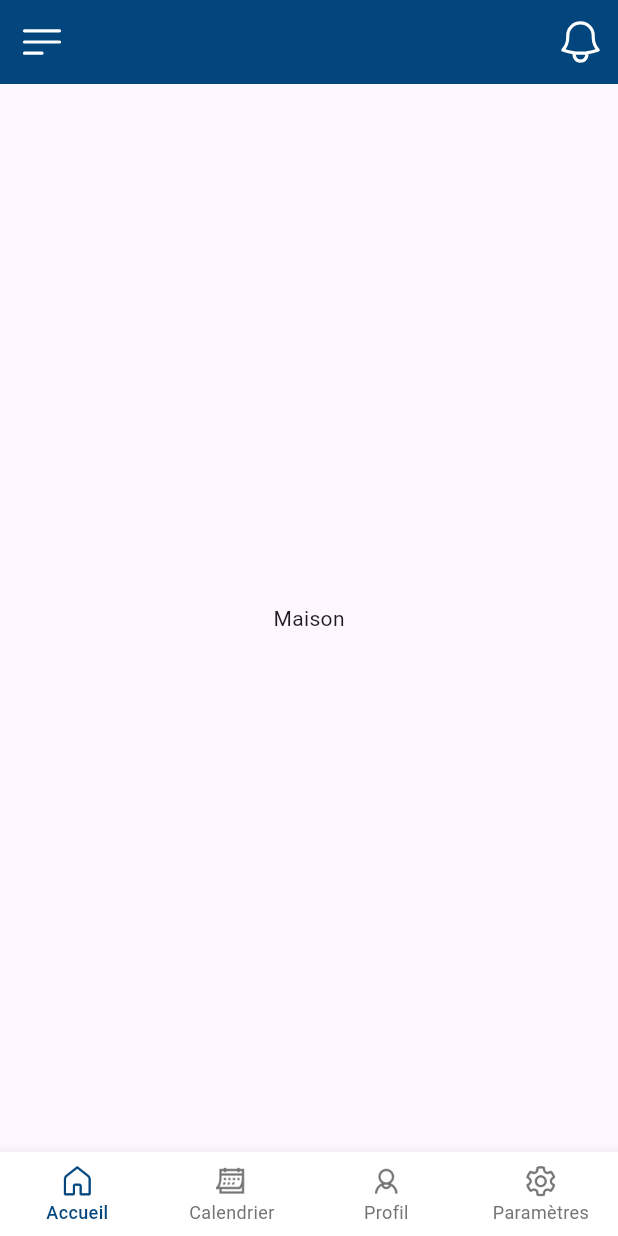
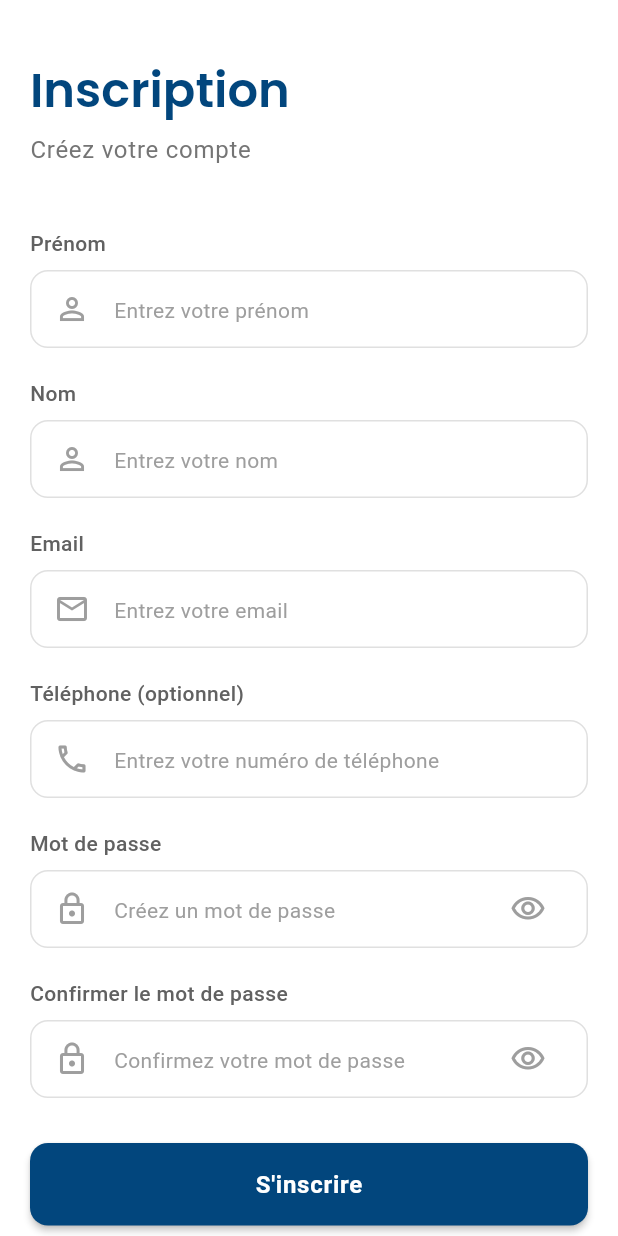
Before and after one commit to hackdave21/rsvapp, a Flutter app: the screen it shows after launch, after a tap on "Commencer", on a phone screen of 412 x 824 dp. Run offline on Flutter 3.47's test engine with Material 3 defaults, Android fonts, the phone set to English and light mode, and no system bars; our stand-ins replace google_fonts, heroicons, shared_preferences.

Commit message:
customtextfield, les pages de logi et register

```diff
--- a/lib/features/presentation/pages/auth/registerpage.dart
+++ b/lib/features/presentation/pages/auth/registerpage.dart
@@ -0,0 +1,298 @@
+import 'package:flutter/material.dart';
+import 'package:rvsapp/core/themes/app_themes.dart';
+import 'package:rvsapp/core/themes/text_styles.dart';
+import 'package:rvsapp/features/presentation/pages/auth/loginpage.dart';
+import 'package:rvsapp/features/presentation/pages/mainhome_screen.dart';
+import 'package:rvsapp/features/presentation/widgets/custom_snackbar.dart';
+import 'package:rvsapp/features/presentation/widgets/custom_text_field.dart';
+
+class RegisterScreen extends StatefulWidget {
+  const RegisterScreen({super.key});
+
+  @override
+  State<RegisterScreen> createState() => _RegisterScreenState();
+}
+
+class _RegisterScreenState extends State<RegisterScreen> {
+  final _formKey = GlobalKey<FormState>();
+  final _firstNameController = TextEditingController();
+  final _lastNameController = TextEditingController();
+  final _emailController = TextEditingController();
+  final _phoneController = TextEditingController();
+  final _passwordController = TextEditingController();
+  final _confirmPasswordController = TextEditingController();
+  bool _isLoading = false;
+  bool _obscurePassword = true;
+  bool _obscureConfirmPassword = true;
+
+  @override
+  void dispose() {
+    _firstNameController.dispose();
+    _lastNameController.dispose();
+    _emailController.dispose();
+    _phoneController.dispose();
+    _passwordController.dispose();
+    _confirmPasswordController.dispose();
+    super.dispose();
+  }
+
+  void _togglePasswordVisibility() {
+    setState(() {
+      _obscurePassword = !_obscurePassword;
+    });
+  }
+
+  void _toggleConfirmPasswordVisibility() {
+    setState(() {
+      _obscureConfirmPassword = !_obscureConfirmPassword;
+    });
+  }
+
+  Future<void> _register() async {
+    if (_formKey.currentState!.validate()) {
+      setState(() {
+        _isLoading = true;
+      });
+
+      // Simuler un appel API
+      await Future.delayed(const Duration(seconds: 2));
+
+      setState(() {
+        _isLoading = false;
+      });
+
+      Navigator.pushReplacement(
+        context,
+        MaterialPageRoute(builder: (context) => const MainhomeScreen()),
+      );
+
+      CustomSnackbar.showSuccess(context, 'Inscription réussie!');
+    }
+  }
+
+  @override
+  Widget build(BuildContext context) {
+    return Scaffold(
+      backgroundColor: AppTheme.white,
+      body: SafeArea(
+        child: SingleChildScrollView(
+          padding: const EdgeInsets.all(20),
+          child: Form(
+            key: _formKey,
+            child: Column(
+              crossAxisAlignment: CrossAxisAlignment.start,
+              children: [
+                const SizedBox(height: 20),
+                // Titre
+                Text(
+                  'Inscription',
+                  style: TextStyles.headlineLarge.copyWith(
+                    color: AppTheme.primaryColor,
+                  ),
+                ),
+                const SizedBox(height: 8),
+                Text(
+                  'Créez votre compte',
+                  style: TextStyles.bodyLarge.copyWith(
+                    color: AppTheme.grey600,
+                  ),
+                ),
+                const SizedBox(height: 40),
+                // Prénom
+                CustomTextField(
+                  controller: _firstNameController,
+                  labelText: 'Prénom',
+                  hintText: 'Entrez votre prénom',
+                  prefixIcon: Icon(
+                    Icons.person_outline,
+                    color: AppTheme.grey500,
+                  ),
+                  validator: (value) {
+                    if (value == null || value.isEmpty) {
+                      return 'Veuillez entrer votre prénom';
+                    }
+                    return null;
+                  },
+                ),
+                const SizedBox(height: 20),
+                // Nom
+                CustomTextField(
+                  controller: _lastNameController,
+                  labelText: 'Nom',
+                  hintText: 'Entrez votre nom',
+                  prefixIcon: Icon(
+                    Icons.person_outline,
+                    color: AppTheme.grey500,
+                  ),
+                  validator: (value) {
+                    if (value == null || value.isEmpty) {
+                      return 'Veuillez entrer votre nom';
+                    }
+                    return null;
+                  },
+                ),
+                const SizedBox(height: 20),
+                // Email
+                CustomTextField(
+                  controller: _emailController,
+                  labelText: 'Email',
+                  hintText: 'Entrez votre email',
+                  keyboardType: TextInputType.emailAddress,
+                  prefixIcon: Icon(
+                    Icons.email_outlined,
+                    color: AppTheme.grey500,
+                  ),
+                  validator: (value) {
+                    if (value == null || value.isEmpty) {
+                      return 'Veuillez entrer votre email';
+                    }
+                    if (!RegExp(r'^[\w-\.]+@([\w-]+\.)+[\w-]{2,4}$')
+                        .hasMatch(value)) {
+                      return 'Veuillez entrer un email valide';
+                    }
+                    return null;
+                  },
+                ),
+                const SizedBox(height: 20),
+                // Téléphone
+                CustomTextField(
+                  controller: _phoneController,
+                  labelText: 'Téléphone (optionnel)',
+                  hintText: 'Entrez votre numéro de téléphone',
+                  keyboardType: TextInputType.phone,
+                  prefixIcon: Icon(
+                    Icons.phone_outlined,
+                    color: AppTheme.grey500,
+                  ),
+                ),
+                const SizedBox(height: 20),
+                // Mot de passe
+                CustomTextField(
+                  controller: _passwordController,
+                  labelText: 'Mot de passe',
+                  hintText: 'Créez un mot de passe',
+                  obscureText: _obscurePassword,
+                  prefixIcon: Icon(
+                    Icons.lock_outline,
+                    color: AppTheme.grey500,
+                  ),
+                  suffixIcon: IconButton(
+                    icon: Icon(
+                      _obscurePassword
+                          ? Icons.visibility_outlined
+                          : Icons.visibility_off_outlined,
+                      color: AppTheme.grey500,
+                    ),
+                    onPressed: _togglePasswordVisibility,
+                  ),
+                  validator: (value) {
+                    if (value == null || value.isEmpty) {
+                      return 'Veuillez créer un mot de passe';
+                    }
+                    if (value.length < 6) {
+                      return 'Le mot de passe doit contenir au moins 6 caractères';
+                    }
+                    return null;
+                  },
+                ),
+                const SizedBox(height: 20),
+                // Confirmation du mot de passe
+                CustomTextField(
+                  controller: _confirmPasswordController,
+                  labelText: 'Confirmer le mot de passe',
+                  hintText: 'Confirmez votre mot de passe',
+                  obscureText: _obscureConfirmPassword,
+                  prefixIcon: Icon(
+                    Icons.lock_outline,
+                    color: AppTheme.grey500,
+                  ),
+                  suffixIcon: IconButton(
+                    icon: Icon(
+                      _obscureConfirmPassword
+                          ? Icons.visibility_outlined
+                          : Icons.visibility_off_outlined,
+                      color: AppTheme.grey500,
+                    ),
+                    onPressed: _toggleConfirmPasswordVisibility,
+                  ),
+                  validator: (value) {
+                    if (value == null || value.isEmpty) {
+                      return 'Veuillez confirmer votre mot de passe';
+                    }
+                    if (value != _passwordController.text) {
+                      return 'Les mots de passe ne correspondent pas';
+                    }
+                    return null;
+                  },
+                ),
+                const SizedBox(height: 30),
+                // Bouton d'inscription
+                SizedBox(
+                  width: double.infinity,
+                  child: ElevatedButton(
+                    onPressed: _isLoading ? null : _register,
+                    style: ElevatedButton.styleFrom(
+                      backgroundColor: AppTheme.primaryColor,
+                      foregroundColor: AppTheme.white,
+                      padding: const EdgeInsets.symmetric(vertical: 16),
+                      shape: RoundedRectangleBorder(
+                        borderRadius: BorderRadius.circular(12),
+                      ),
+                      elevation: 2,
+                    ),
+                    child: _isLoading
+                        ? const SizedBox(
+                            width: 20,
+                            height: 20,
+                            child: CircularProgressIndicator(
+                              strokeWidth: 2,
+                              valueColor: AlwaysStoppedAnimation(Colors.white),
+                            ),
+                          )
+                        : Text(
+                            "S'inscrire",
+                            style: TextStyles.buttonLarge.copyWith(
+                              color: AppTheme.white,
+                            ),
+                          ),
+                  ),
+                ),
+                const SizedBox(height: 30),
+                // Lien vers la connexion
+                Row(
+                  mainAxisAlignment: MainAxisAlignment.center,
+                  children: [
+                    Text(
+                      "Vous avez déjà un compte? ",
+                      style: TextStyles.bodyMedium.copyWith(
+                        color: AppTheme.grey600,
+                      ),
+                    ),
+                    GestureDetector(
+                      onTap: () {
+                        Navigator.pushReplacement(
+                          context,
+                          MaterialPageRoute(
+                            builder: (context) => const LoginScreen(),
+                          ),
+                        );
+                      },
+                      child: Text(
+                        "Se connecter",
+                        style: TextStyles.bodyMedium.copyWith(
+                          color: AppTheme.primaryColor,
+                          fontWeight: FontWeight.w600,
+                        ),
+                      ),
+                    ),
+                  ],
+                ),
+                const SizedBox(height: 40),
+              ],
+            ),
+          ),
+        ),
+      ),
+    );
+  }
+}
--- a/lib/features/presentation/pages/onboarding_screen.dart
+++ b/lib/features/presentation/pages/onboarding_screen.dart
@@ -1,7 +1,7 @@
 import 'package:flutter/material.dart';
 import 'package:rvsapp/core/themes/app_themes.dart';
 import 'package:rvsapp/core/themes/text_styles.dart';
-import 'package:rvsapp/features/presentation/pages/mainhome_screen.dart';
+import 'package:rvsapp/features/presentation/pages/auth/registerpage.dart';
 
 class OnboardingScreen extends StatelessWidget {
   const OnboardingScreen({super.key});
@@ -76,7 +76,7 @@ class OnboardingScreen extends StatelessWidget {
                           onPressed: () {
                             Navigator.pushReplacement(
                               context,
-                              MaterialPageRoute(builder: (context) => const MainhomeScreen()),
+                              MaterialPageRoute(builder: (context) => const RegisterScreen()),
                             );
                           },
                           style: ElevatedButton.styleFrom(
--- a/lib/features/presentation/pages/screens/settings_screen.dart
+++ b/lib/features/presentation/pages/screens/settings_screen.dart
@@ -1,7 +1,7 @@
 import 'package:flutter/material.dart';
 import 'package:rvsapp/core/themes/app_themes.dart';
 import 'package:rvsapp/core/themes/text_styles.dart';
-import 'package:rvsapp/shared/widgets/custom_snackbar.dart';
+import 'package:rvsapp/features/presentation/widgets/custom_snackbar.dart';
 
 class SettingsScreen extends StatefulWidget {
   const SettingsScreen({super.key});
--- a/lib/features/presentation/widgets/custom_text_field.dart
+++ b/lib/features/presentation/widgets/custom_text_field.dart
@@ -0,0 +1,130 @@
+import 'package:flutter/material.dart';
+import 'package:rvsapp/core/themes/app_themes.dart';
+import 'package:rvsapp/core/themes/text_styles.dart';
+
+class CustomTextField extends StatelessWidget {
+  final TextEditingController controller;
+  final String labelText;
+  final String hintText;
+  final bool obscureText;
+  final TextInputType keyboardType;
+  final Widget? prefixIcon;
+  final Widget? suffixIcon;
+  final String? Function(String?)? validator;
+  final void Function(String)? onChanged;
+  final bool enabled;
+  final int? maxLines;
+  final int? minLines;
+
+  const CustomTextField({
+    super.key,
+    required this.controller,
+    required this.labelText,
+    this.hintText = '',
+    this.obscureText = false,
+    this.keyboardType = TextInputType.text,
+    this.prefixIcon,
+    this.suffixIcon,
+    this.validator,
+    this.onChanged,
+    this.enabled = true,
+    this.maxLines = 1,
+    this.minLines,
+  });
+
+  @override
+  Widget build(BuildContext context) {
+    return Column(
+      crossAxisAlignment: CrossAxisAlignment.start,
+      children: [
+        Text(
+          labelText,
+          style: TextStyles.bodyMedium.copyWith(
+            color: AppTheme.grey700,
+            fontWeight: FontWeight.w500,
+          ),
+        ),
+        const SizedBox(height: 8),
+        TextFormField(
+          controller: controller,
+          obscureText: obscureText,
+          keyboardType: keyboardType,
+          validator: validator,
+          onChanged: onChanged,
+          enabled: enabled,
+          maxLines: maxLines,
+          minLines: minLines,
+          style: TextStyles.bodyLarge.copyWith(
+            color: enabled ? AppTheme.grey900 : AppTheme.grey500,
+          ),
+          decoration: InputDecoration(
+            hintText: hintText,
+            hintStyle: TextStyles.bodyMedium.copyWith(
+              color: AppTheme.grey500,
+            ),
+            prefixIcon: prefixIcon != null
+                ? Padding(
+                    padding: const EdgeInsets.only(left: 16, right: 12),
+                    child: prefixIcon,
+                  )
+                : null,
+            suffixIcon: suffixIcon != null
+                ? Padding(
+                    padding: const EdgeInsets.only(right: 16, left: 12),
+                    child: suffixIcon,
+                  )
+                : null,
+            filled: true,
+            fillColor: enabled ? AppTheme.white : AppTheme.grey100,
+            contentPadding: const EdgeInsets.symmetric(
+              horizontal: 16,
+              vertical: 14,
+            ),
+            border: OutlineInputBorder(
+              borderRadius: BorderRadius.circular(12),
+              borderSide: BorderSide(
+                color: AppTheme.grey300,
+                width: 1,
+              ),
+            ),
+            enabledBorder: OutlineInputBorder(
+              borderRadius: BorderRadius.circular(12),
+              borderSide: BorderSide(
+                color: AppTheme.grey300,
+                width: 1,
+              ),
+            ),
+            focusedBorder: OutlineInputBorder(
+              borderRadius: BorderRadius.circular(12),
+              borderSide: BorderSide(
+                color: AppTheme.primaryColor,
+                width: 2,
+              ),
+            ),
+            errorBorder: OutlineInputBorder(
+              borderRadius: BorderRadius.circular(12),
+              borderSide: BorderSide(
+                color: AppTheme.errorColor,
+                width: 1,
+              ),
+            ),
+            focusedErrorBorder: OutlineInputBorder(
+              borderRadius: BorderRadius.circular(12),
+              borderSide: BorderSide(
+                color: AppTheme.errorColor,
+                width: 2,
+              ),
+            ),
+            disabledBorder: OutlineInputBorder(
+              borderRadius: BorderRadius.circular(12),
+              borderSide: BorderSide(
+                color: AppTheme.grey200,
+                width: 1,
+              ),
+            ),
+          ),
+        ),
+      ],
+    );
+  }
+}
```
Also changed, not shown: lib/features/presentation/pages/auth/loginpage.dart (+253 -0 lines), lib/features/presentation/widgets/custom_snackbar.dart (renamed from lib/shared/widgets/custom_snackbar.dart).
